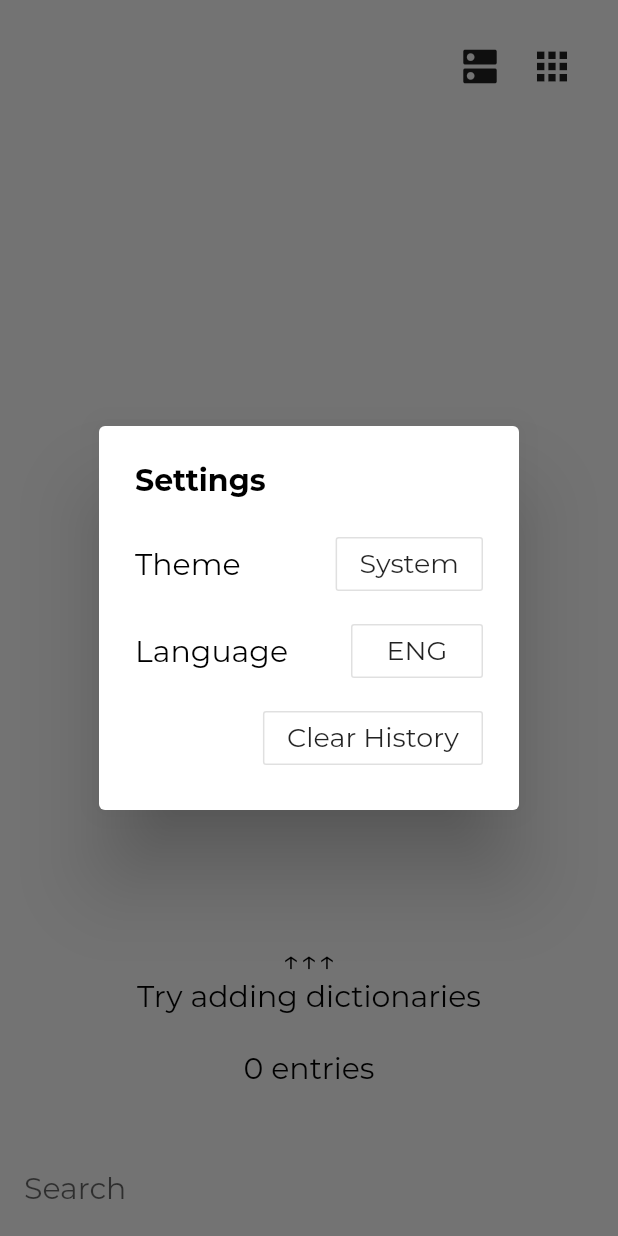
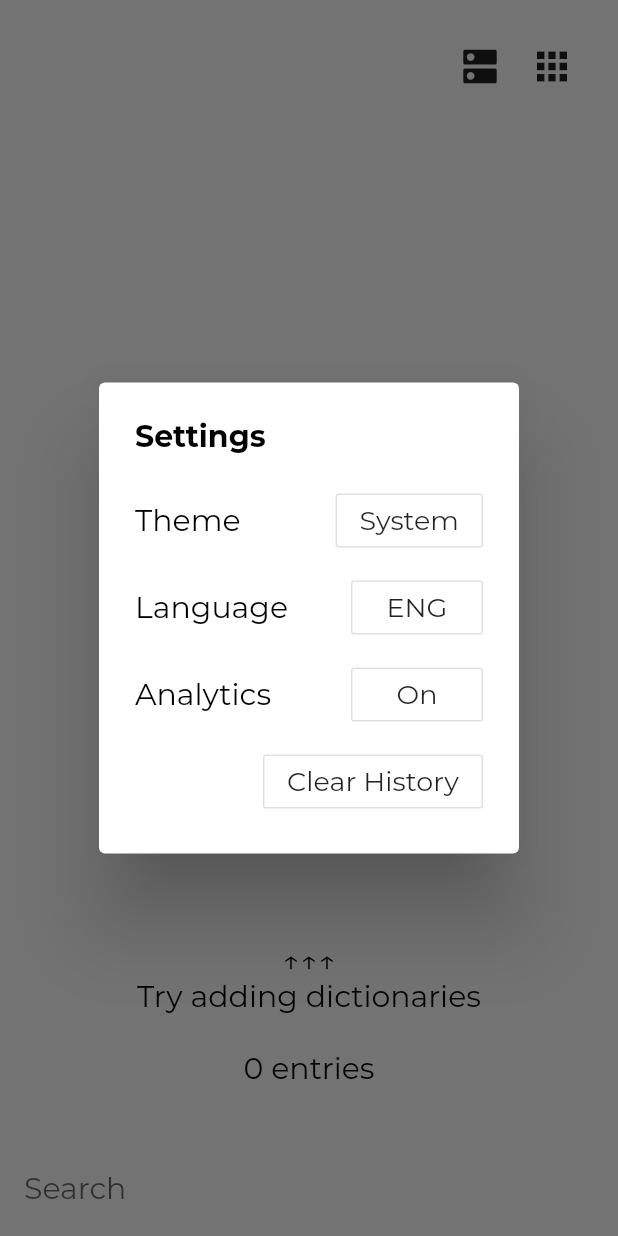
Before and after one commit to maxim-saplin/dikt, a Flutter app: the screen it shows after launch, after a tap on the "apps" icon, on a phone screen of 412 x 824 dp. Run offline on Flutter 3.47's test engine with Material 2 defaults, Android fonts, the phone set to English and light mode, and no system bars; our stand-ins replace double_back_to_close_app, file_picker, firebase_analytics, flutter_html, flutter_sticky_header, fluttertoast and 5 more; missing offline and left inert: dart:html, dart:indexed_db, firebase_analytics_web, firebase_core_web, shared_preferences_web; accounts and stored records are empty; generated files the repository leaves out were written again; statements that could not run were skipped.

Commit message:
Firebase analytics

```diff
--- a/lib/common/i18n.dart
+++ b/lib/common/i18n.dart
@@ -32,6 +32,9 @@ extension Localization on String {
           'ERROR': 'ERROR',
           'Cancel': 'Cancel',
           'Break': 'Break',
+          'Analytics': 'Analytics',
+          'On': 'On',
+          'Off': 'Off',
         },
         'be': {
           'Search': 'Пошук',
@@ -61,7 +64,10 @@ extension Localization on String {
           'loading_dic': 'Загрузка слоўнiкаў [%s]',
           'ERROR': 'ПАМЫЛКА',
           'Cancel': 'Адмена',
-          'Break': 'Стапэ'
+          'Break': 'Стапэ',
+          'Analytics': 'Аналiтыка',
+          'On': 'Укл',
+          'Off': 'Выкл',
         },
         'ru': {
           'Search': 'Поиск',
@@ -91,7 +97,10 @@ extension Localization on String {
           'loading_dic': 'Загрузка словарей [%s]',
           'ERROR': 'ОШИБКА',
           'Cancel': 'Отмена',
-          'Break': 'Стоп'
+          'Break': 'Стоп',
+          'Analytics': 'Аналитика',
+          'On': 'Вкл',
+          'Off': 'Выкл',
         },
       };
 
--- a/lib/main.dart
+++ b/lib/main.dart
@@ -56,9 +56,11 @@ class MyApp extends StatelessWidget {
                     const Locale('be', ''),
                     const Locale('ru', ''),
                   ],
-                  navigatorObservers: [
-                    FirebaseAnalyticsObserver(analytics: analytics),
-                  ],
+                  navigatorObservers: preferences.isAnalyticsEnabled
+                      ? [
+                          FirebaseAnalyticsObserver(analytics: analytics),
+                        ]
+                      : [],
                   builder: (BuildContext context, Widget child) {
                     Timer.run(() {
                       if (preferences.isLocaleInitialized) {
--- a/lib/models/dictionaryManager.dart
+++ b/lib/models/dictionaryManager.dart
@@ -30,14 +30,14 @@ class BundledDictionary {
 }
 
 const bundledDictionaries = [
-  // BundledDictionary(
-  //     'assets/dictionaries/EnRuUniversal%02i.json', 'EN_RU Universal', 9), //9
-  // BundledDictionary('assets/dictionaries/En-En-WordNet3-%02i.json',
-  //     'EN_EN WordNet 3', 14), //14
-  // BundledDictionary(
-  //     'assets/dictionaries/RuEnUniversal%02i.json', 'RU_EN Universal', 8), //8
-  // BundledDictionary('assets/dictionaries/RuByUniversal%02i.json',
-  //     'RU_BY НАН РБ (ред. Крапивы)', 10), //10
+  BundledDictionary(
+      'assets/dictionaries/EnRuUniversal%02i.json', 'EN_RU Universal', 9), //9
+  BundledDictionary('assets/dictionaries/En-En-WordNet3-%02i.json',
+      'EN_EN WordNet 3', 14), //14
+  BundledDictionary(
+      'assets/dictionaries/RuEnUniversal%02i.json', 'RU_EN Universal', 8), //8
+  BundledDictionary('assets/dictionaries/RuByUniversal%02i.json',
+      'RU_BY НАН РБ (ред. Крапивы)', 10), //10
 ];
 
 enum DictionaryBeingProcessedState { pending, inprogress, success, error }
--- a/lib/models/preferences.dart
+++ b/lib/models/preferences.dart
@@ -3,9 +3,8 @@ import 'package:flutter/material.dart';
 import 'package:dikt/common/preferencesSingleton.dart';
 
 class Preferences extends ChangeNotifier {
+  static const String _themeModeParam = 'themeMode';
   ThemeMode _themeMode;
-
-  static const String _themeModeParam = 'themeMode';
 
   ThemeMode get themeMode {
     if (_themeMode == null) {
@@ -78,4 +77,33 @@ class Preferences extends ChangeNotifier {
     else
       locale = Locale('en', '');
   }
+
+  static const String _analyticsParam = 'analytics';
+  bool _isAnalyticsEnabled;
+
+  bool get isAnalyticsEnabled {
+    if (_isAnalyticsEnabled == null) {
+      bool v;
+      try {
+        v = PreferencesSingleton.sp.getBool(_analyticsParam);
+      } catch (_) {}
+      if (v == null) {
+        _isAnalyticsEnabled = true;
+      } else
+        _isAnalyticsEnabled = v;
+    }
+    return _isAnalyticsEnabled;
+  }
+
+  set isAnalyticsEnabled(bool value) {
+    if (value != _isAnalyticsEnabled) {
+      _isAnalyticsEnabled = value;
+      PreferencesSingleton.sp.setBool(_analyticsParam, value);
+      notifyListeners();
+    }
+  }
+
+  void circleAnalyticsEnabled() {
+    isAnalyticsEnabled = !isAnalyticsEnabled;
+  }
 }
--- a/lib/screens/dictionaries.dart
+++ b/lib/screens/dictionaries.dart
@@ -75,6 +75,7 @@ class _DictionariesState extends State<Dictionaries> {
                 _cancelReorder = true;
                 showDialog(
                     context: context,
+                    routeSettings: RouteSettings(name: '/delete_dic'),
                     child: AlertDialog(
                       content: Text('delete_dic'
                           .i18n
@@ -131,6 +132,8 @@ class _DictionariesState extends State<Dictionaries> {
                                           .catchError((err) {
                                         showDialog(
                                             context: context,
+                                            routeSettings: RouteSettings(
+                                                name: '/dic_import_error'),
                                             child: AlertDialog(
                                               title: Text(
                                                   'There\'re issues...'.i18n),
--- a/lib/screens/lookup.dart
+++ b/lib/screens/lookup.dart
@@ -83,6 +83,7 @@ class TopButtons extends StatelessWidget {
                   onPressed: () {
                     showDialog(
                         context: context,
+                        routeSettings: RouteSettings(name: '/dictionaries'),
                         builder: (BuildContext context) {
                           return SimpleSimpleDialog(
                               title: Text('Dictionaries'),
@@ -97,6 +98,7 @@ class TopButtons extends StatelessWidget {
                 onPressed: () {
                   showDialog(
                       context: context,
+                      routeSettings: RouteSettings(name: '/settings'),
                       builder: (BuildContext context) {
                         return AlertDialog(
                             title: Text('Settings'.i18n), content: Settings());
@@ -203,6 +205,7 @@ void showArticle(BuildContext context, MasterDictionary dictionary,
     History history, String word) {
   showDialog(
       context: context,
+      routeSettings: RouteSettings(name: '/article', arguments: word),
       builder: (BuildContext context) {
         Future<List<Article>> articles;
         if (dictionary.isLookupWordEmpty) {
--- a/lib/screens/settings.dart
+++ b/lib/screens/settings.dart
@@ -33,6 +33,14 @@ class Settings extends StatelessWidget {
           )
         ]),
         SizedBox(height: 10),
+        Row(mainAxisAlignment: MainAxisAlignment.spaceBetween, children: [
+          Text('Analytics'.i18n),
+          OutlineButton(
+            child: Text(model.isAnalyticsEnabled ? 'On'.i18n : 'Off'.i18n),
+            onPressed: () => model.circleAnalyticsEnabled(),
+          )
+        ]),
+        SizedBox(height: 10),
         Row(mainAxisAlignment: MainAxisAlignment.end, children: [
           OutlineButton(
             child: Text('Clear History'.i18n),
```
Also changed, not shown: 4 other files.
